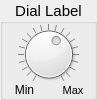
Before: the Qt Designer form mwarp1d/ui/widgets/dial_display.ui in 0todd0000/mwarp1d, drawn with Qt 5.
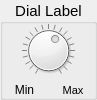
After: the same form once the commit is applied.

What changed in the file:
```diff
--- a/mwarp1d/ui/widgets/dial_display.ui
+++ b/mwarp1d/ui/widgets/dial_display.ui
@@ -6,7 +6,7 @@
    <rect>
     <x>0</x>
     <y>0</y>
-    <width>81</width>
+    <width>73</width>
     <height>100</height>
    </rect>
   </property>
@@ -37,7 +37,7 @@
      <property name="minimumSize">
       <size>
        <width>0</width>
-       <height>100</height>
+       <height>50</height>
       </size>
      </property>
      <property name="font">
@@ -67,10 +67,16 @@
       </property>
       <item>
        <widget class="QDial" name="dial">
+        <property name="sizePolicy">
+         <sizepolicy hsizetype="Expanding" vsizetype="Expanding">
+          <horstretch>0</horstretch>
+          <verstretch>0</verstretch>
+         </sizepolicy>
+        </property>
         <property name="minimumSize">
          <size>
-          <width>60</width>
-          <height>60</height>
+          <width>30</width>
+          <height>30</height>
          </size>
         </property>
         <property name="maximumSize">
```
